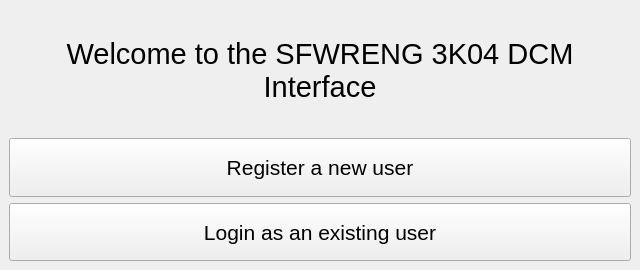
Qt form DCM/ui_files/stackedwelcomescreen.ui (CarlosCapili/3K04-Pacemaker-Project) before a commit.
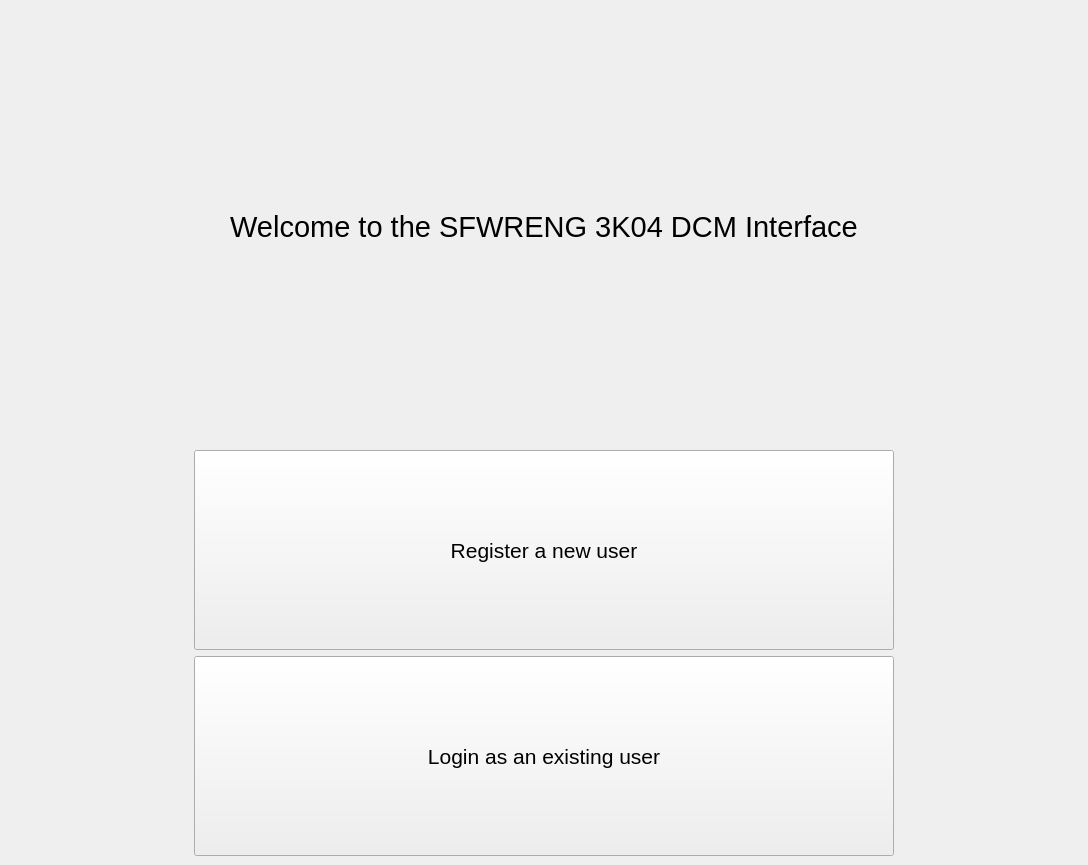
The same form after that commit.

What changed in the file:
```diff
--- a/DCM/ui_files/stackedwelcomescreen.ui
+++ b/DCM/ui_files/stackedwelcomescreen.ui
@@ -6,8 +6,8 @@
    <rect>
     <x>0</x>
     <y>0</y>
-    <width>640</width>
-    <height>270</height>
+    <width>1088</width>
+    <height>865</height>
    </rect>
   </property>
   <property name="sizePolicy">
@@ -52,33 +52,63 @@
      </widget>
     </item>
     <item row="1" column="0">
-     <layout class="QVBoxLayout" name="verticalLayout">
-      <item>
+     <layout class="QGridLayout" name="gridLayout_6">
+      <item row="0" column="0">
        <widget class="QPushButton" name="registerButton">
         <property name="sizePolicy">
-         <sizepolicy hsizetype="Minimum" vsizetype="Preferred">
+         <sizepolicy hsizetype="Maximum" vsizetype="Maximum">
           <horstretch>0</horstretch>
           <verstretch>0</verstretch>
          </sizepolicy>
         </property>
+        <property name="minimumSize">
+         <size>
+          <width>620</width>
+          <height>60</height>
+         </size>
+        </property>
+        <property name="maximumSize">
+         <size>
+          <width>700</width>
+          <height>200</height>
+         </size>
+        </property>
         <property name="font">
          <font>
           <pointsize>16</pointsize>
          </font>
         </property>
+        <property name="acceptDrops">
+         <bool>false</bool>
+        </property>
+        <property name="layoutDirection">
+         <enum>Qt::LeftToRight</enum>
+        </property>
         <property name="text">
          <string>Register a new user</string>
         </property>
        </widget>
       </item>
-      <item>
+      <item row="1" column="0">
        <widget class="QPushButton" name="loginButton">
         <property name="sizePolicy">
-         <sizepolicy hsizetype="Minimum" vsizetype="Preferred">
+         <sizepolicy hsizetype="Maximum" vsizetype="Maximum">
           <horstretch>0</horstretch>
           <verstretch>0</verstretch>
          </sizepolicy>
         </property>
+        <property name="minimumSize">
+         <size>
+          <width>620</width>
+          <height>60</height>
+         </size>
+        </property>
+        <property name="maximumSize">
+         <size>
+          <width>700</width>
+          <height>200</height>
+         </size>
+        </property>
         <property name="font">
          <font>
           <pointsize>16</pointsize>
```
